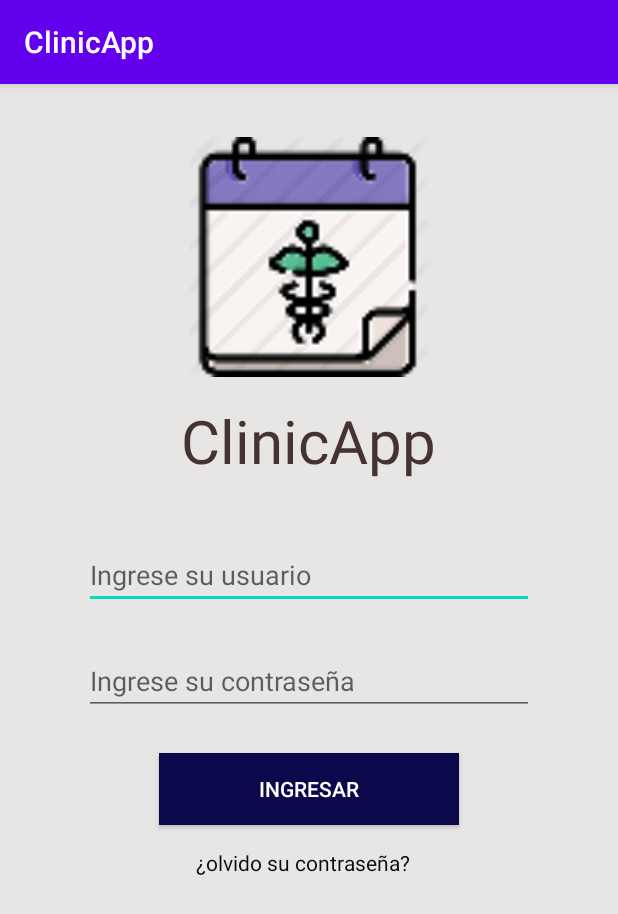
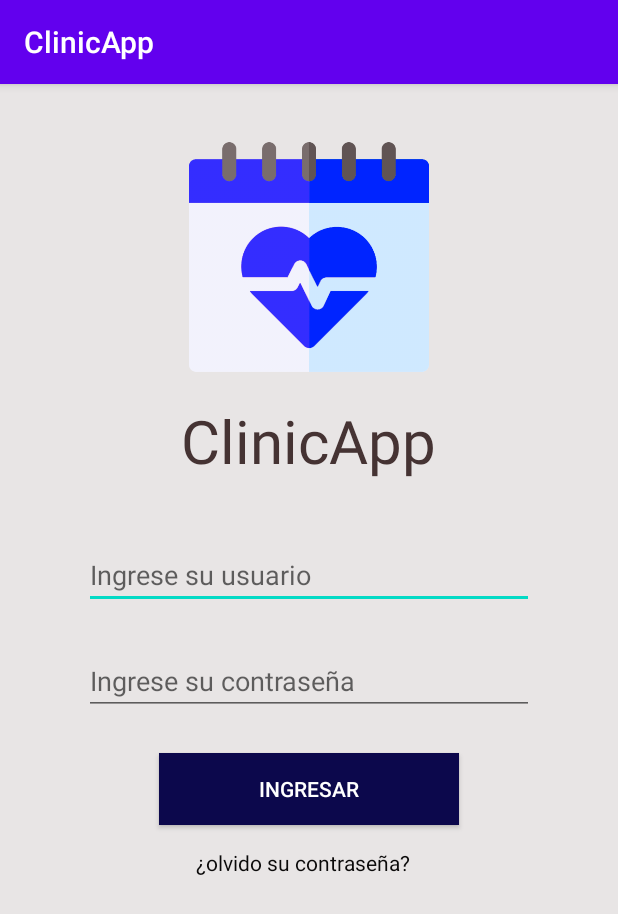
Before and after one commit to axelroitman/AD, an Android app: the screen it shows after launch (MainActivity), on a phone screen of 412 x 824 dp. Shown: the top 914 px of the screen. Run offline under Robolectric (Android 15) with nearby library versions, the phone set to English and light mode, and no system bars; Roboto replaces fonts that are not available here.

Commit message:
Cambio de logo
Nuevo logo de la app

```diff
--- a/frontAD/app/src/main/res/layout/activity_main.xml
+++ b/frontAD/app/src/main/res/layout/activity_main.xml
@@ -15,7 +15,7 @@
         android:layout_alignParentTop="true"
         android:layout_centerHorizontal="true"
         android:layout_marginTop="35dp"
-        app:srcCompat="@mipmap/logofinal" />
+        app:srcCompat="@drawable/applogo" />
 
     <TextView
         android:id="@+id/txtnombreApp"
--- a/frontAD/app/src/main/res/layout/activity_signup.xml
+++ b/frontAD/app/src/main/res/layout/activity_signup.xml
@@ -15,7 +15,7 @@
         android:layout_alignParentTop="true"
         android:layout_centerHorizontal="true"
         android:layout_marginTop="35dp"
-        app:srcCompat="@mipmap/logofinal" />
+        app:srcCompat="@drawable/applogo" />
 
     <TextView
         android:id="@+id/txttituloCambiarContra"
```
Also changed, not shown: frontAD/app/src/main/res/drawable/applogo.png (added).
